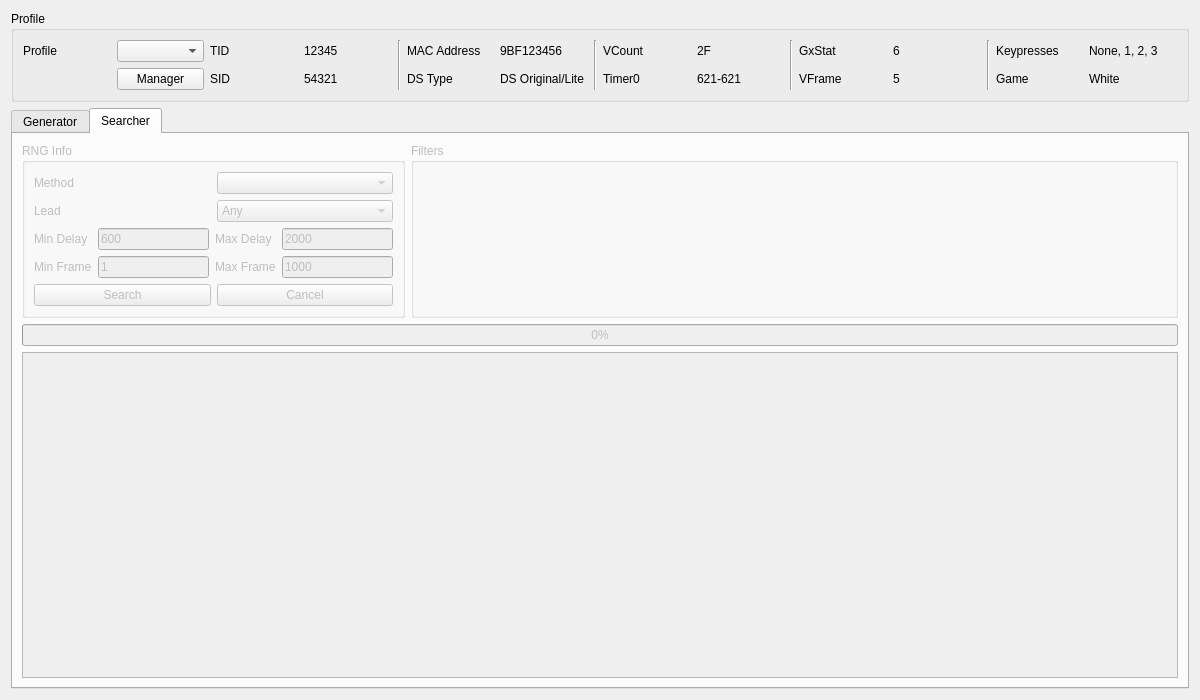
This is Forms/Gen5/Event5.ui in Admiral-Fish/PokeFinder as Qt 5 draws it before an edit. The edited form follows.
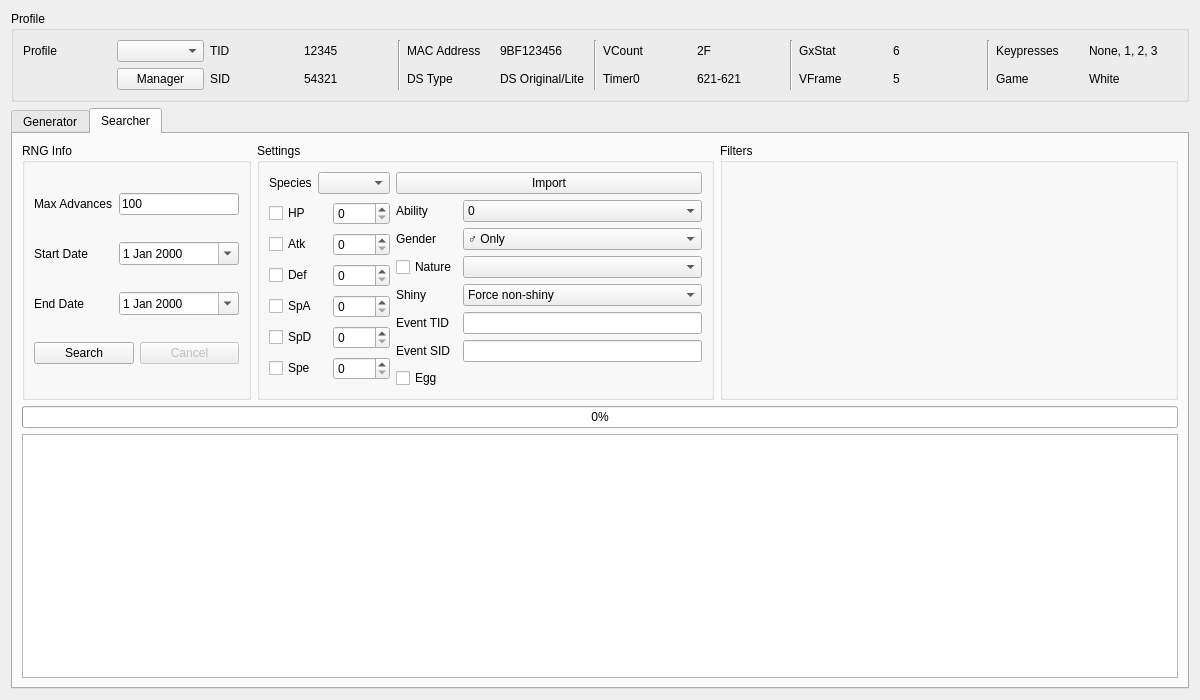
This is the edited form. The open tabs and pages were chosen to show the change. Custom widgets are drawn as their Qt base class.

Commit message: Gen 5 Event Searcher

```diff
--- a/Forms/Gen5/Event5.ui
+++ b/Forms/Gen5/Event5.ui
@@ -608,13 +608,257 @@
      </widget>
      <widget class="QWidget" name="tabSpreadSearcher">
       <property name="enabled">
-       <bool>false</bool>
+       <bool>true</bool>
       </property>
       <attribute name="title">
        <string>Searcher</string>
       </attribute>
-      <layout class="QGridLayout" name="gridLayout_9">
+      <layout class="QGridLayout" name="gridLayout_3">
        <item row="0" column="1">
+        <widget class="QGroupBox" name="groupBoxSearcherSettings">
+         <property name="sizePolicy">
+          <sizepolicy hsizetype="Preferred" vsizetype="Preferred">
+           <horstretch>2</horstretch>
+           <verstretch>0</verstretch>
+          </sizepolicy>
+         </property>
+         <property name="title">
+          <string>Settings</string>
+         </property>
+         <layout class="QGridLayout" name="gridLayout_13">
+          <item row="0" column="0">
+           <widget class="QLabel" name="labelSearcherSpecies">
+            <property name="text">
+             <string>Species</string>
+            </property>
+           </widget>
+          </item>
+          <item row="0" column="1">
+           <widget class="QComboBox" name="comboBoxSearcherSpecies"/>
+          </item>
+          <item row="1" column="0" colspan="2">
+           <layout class="QGridLayout" name="gridLayout_9">
+            <item row="1" column="0">
+             <widget class="QCheckBox" name="checkBoxSearcherAtk">
+              <property name="text">
+               <string>Atk</string>
+              </property>
+             </widget>
+            </item>
+            <item row="2" column="0">
+             <widget class="QCheckBox" name="checkBoxSearcherDef">
+              <property name="text">
+               <string>Def</string>
+              </property>
+             </widget>
+            </item>
+            <item row="4" column="0">
+             <widget class="QCheckBox" name="checkBoxSearcherSpD">
+              <property name="text">
+               <string>SpD</string>
+              </property>
+             </widget>
+            </item>
+            <item row="5" column="0">
+             <widget class="QCheckBox" name="checkBoxSearcherSpe">
+              <property name="text">
+               <string>Spe</string>
+              </property>
+             </widget>
+            </item>
+            <item row="0" column="0">
+             <widget class="QCheckBox" name="checkBoxSearcherHP">
+              <property name="text">
+               <string>HP</string>
+              </property>
+             </widget>
+            </item>
+            <item row="0" column="1">
+             <widget class="QSpinBox" name="spinBoxSearcherHP">
+              <property name="maximum">
+               <number>31</number>
+              </property>
+             </widget>
+            </item>
+            <item row="3" column="0">
+             <widget class="QCheckBox" name="checkBoxSearcherSpA">
+              <property name="text">
+               <string>SpA</string>
+              </property>
+             </widget>
+            </item>
+            <item row="5" column="1">
+             <widget class="QSpinBox" name="spinBoxSearcherSpe">
+              <property name="maximum">
+               <number>31</number>
+              </property>
+             </widget>
+            </item>
+            <item row="4" column="1">
+             <widget class="QSpinBox" name="spinBoxSearcherSpD">
+              <property name="maximum">
+               <number>31</number>
+              </property>
+             </widget>
+            </item>
+            <item row="3" column="1">
+             <widget class="QSpinBox" name="spinBoxSearcherSpA">
+              <property name="maximum">
+               <number>31</number>
+              </property>
+             </widget>
+            </item>
+            <item row="1" column="1">
+             <widget class="QSpinBox" name="spinBoxSearcherAtk">
+              <property name="maximum">
+               <number>31</number>
+              </property>
+             </widget>
+            </item>
+            <item row="2" column="1">
+             <widget class="QSpinBox" name="spinBoxSearcherDef">
+              <property name="maximum">
+               <number>31</number>
+              </property>
+             </widget>
+            </item>
+           </layout>
+          </item>
+          <item row="1" column="2">
+           <layout class="QGridLayout" name="gridLayout_14">
+            <item row="0" column="0">
+             <widget class="QLabel" name="labelSearcherAbility">
+              <property name="text">
+               <string>Ability</string>
+              </property>
+             </widget>
+            </item>
+            <item row="0" column="1">
+             <widget class="QComboBox" name="comboBoxSearcherAbility">
+              <item>
+               <property name="text">
+                <string notr="true">0</string>
+               </property>
+              </item>
+              <item>
+               <property name="text">
+                <string notr="true">1</string>
+               </property>
+              </item>
+              <item>
+               <property name="text">
+                <string notr="true">H</string>
+               </property>
+              </item>
+              <item>
+               <property name="text">
+                <string notr="true">0/1</string>
+               </property>
+              </item>
+             </widget>
+            </item>
+            <item row="1" column="0">
+             <widget class="QLabel" name="labelSearcherGender">
+              <property name="text">
+               <string>Gender</string>
+              </property>
+             </widget>
+            </item>
+            <item row="1" column="1">
+             <widget class="QComboBox" name="comboBoxSearcherGender">
+              <item>
+               <property name="text">
+                <string>♂ Only</string>
+               </property>
+              </item>
+              <item>
+               <property name="text">
+                <string>♀ Only</string>
+               </property>
+              </item>
+              <item>
+               <property name="text">
+                <string>Random</string>
+               </property>
+              </item>
+             </widget>
+            </item>
+            <item row="2" column="0">
+             <widget class="QCheckBox" name="checkBoxSearcherNature">
+              <property name="text">
+               <string>Nature</string>
+              </property>
+             </widget>
+            </item>
+            <item row="2" column="1">
+             <widget class="QComboBox" name="comboBoxSearcherNature"/>
+            </item>
+            <item row="3" column="0">
+             <widget class="QLabel" name="labelSearcherShiny">
+              <property name="text">
+               <string>Shiny</string>
+              </property>
+             </widget>
+            </item>
+            <item row="3" column="1">
+             <widget class="QComboBox" name="comboBoxSearcherShiny">
+              <item>
+               <property name="text">
+                <string>Force non-shiny</string>
+               </property>
+              </item>
+              <item>
+               <property name="text">
+                <string>Random</string>
+               </property>
+              </item>
+              <item>
+               <property name="text">
+                <string>Force shiny</string>
+               </property>
+              </item>
+             </widget>
+            </item>
+            <item row="4" column="0">
+             <widget class="QLabel" name="labelSearcherEventTID">
+              <property name="text">
+               <string>Event TID</string>
+              </property>
+             </widget>
+            </item>
+            <item row="4" column="1">
+             <widget class="TextBox" name="textBoxSearcherEventTID"/>
+            </item>
+            <item row="5" column="0">
+             <widget class="QLabel" name="labelSearcherEventSID">
+              <property name="text">
+               <string>Event SID</string>
+              </property>
+             </widget>
+            </item>
+            <item row="5" column="1">
+             <widget class="TextBox" name="textBoxSearcherEventSID"/>
+            </item>
+            <item row="6" column="0">
+             <widget class="QCheckBox" name="checkBoxSearcherEgg">
+              <property name="text">
+               <string>Egg</string>
+              </property>
+             </widget>
+            </item>
+           </layout>
+          </item>
+          <item row="0" column="2">
+           <widget class="QPushButton" name="pushButtonSearcherImport">
+            <property name="text">
+             <string>Import</string>
+            </property>
+           </widget>
+          </item>
+         </layout>
+        </widget>
+       </item>
+       <item row="0" column="2">
         <widget class="QGroupBox" name="groupBoxSearcherFilters">
          <property name="sizePolicy">
           <sizepolicy hsizetype="Preferred" vsizetype="Preferred">
@@ -632,7 +876,7 @@
          </layout>
         </widget>
        </item>
-       <item row="2" column="0" colspan="2">
+       <item row="2" column="0" colspan="3">
         <widget class="TableView" name="tableViewSearcher">
          <property name="contextMenuPolicy">
           <enum>Qt::CustomContextMenu</enum>
@@ -657,7 +901,7 @@
          </attribute>
         </widget>
        </item>
-       <item row="1" column="0" colspan="2">
+       <item row="1" column="0" colspan="3">
         <widget class="QProgressBar" name="progressBar">
          <property name="value">
           <number>0</number>
@@ -679,43 +923,41 @@
           <item row="0" column="0">
            <widget class="QLabel" name="labelSearcherMethod">
             <property name="text">
-             <string>Method</string>
+             <string>Max Advances</string>
+            </property>
+           </widget>
+          </item>
+          <item row="0" column="1">
+           <widget class="TextBox" name="textBoxSearcherMaxAdvances">
+            <property name="text">
+             <string notr="true">100</string>
+            </property>
+           </widget>
+          </item>
+          <item row="1" column="0">
+           <widget class="QLabel" name="labelSearcherStartDate">
+            <property name="text">
+             <string>Start Date</string>
             </property>
            </widget>
           </item>
           <item row="1" column="1">
-           <widget class="ComboBox" name="comboBoxSearcherLead">
-            <item>
-             <property name="text">
-              <string>Any</string>
-             </property>
-            </item>
-            <item>
-             <property name="text">
-              <string>Synchronize</string>
-             </property>
-            </item>
-            <item>
-             <property name="text">
-              <string>Cute Charm</string>
-             </property>
-            </item>
-            <item>
-             <property name="text">
-              <string>None</string>
-             </property>
-            </item>
+           <widget class="QDateEdit" name="dateEditSearcherStartDate">
+            <property name="calendarPopup">
+             <bool>true</bool>
+            </property>
            </widget>
           </item>
-          <item row="0" column="1">
-           <widget class="ComboBox" name="comboBoxSearcherMethod">
-            <property name="layoutDirection">
-             <enum>Qt::LeftToRight</enum>
+          <item row="2" column="0">
+           <widget class="QLabel" name="labelSearcherEndDate">
+            <property name="text">
+             <string>End Date</string>
             </property>
-            <property name="editable">
-             <bool>false</bool>
-            </property>
-            <property name="frame">
+           </widget>
+          </item>
+          <item row="2" column="1">
+           <widget class="QDateEdit" name="dateEditSearcherEndDate">
+            <property name="calendarPopup">
              <bool>true</bool>
             </property>
            </widget>
@@ -725,7 +967,7 @@
             <item>
              <widget class="QPushButton" name="pushButtonSearch">
               <property name="enabled">
-               <bool>false</bool>
+               <bool>true</bool>
               </property>
               <property name="text">
                <string>Search</string>
@@ -750,97 +992,6 @@
             </item>
            </layout>
           </item>
-          <item row="1" column="0">
-           <widget class="QLabel" name="labelSearcherLead">
-            <property name="text">
-             <string>Lead</string>
-            </property>
-           </widget>
-          </item>
-          <item row="2" column="0" colspan="2">
-           <layout class="QGridLayout" name="gridLayout_3">
-            <item row="0" column="0">
-             <widget class="QLabel" name="labelSearcherMinDelay">
-              <property name="text">
-               <string>Min Delay</string>
-              </property>
-             </widget>
-            </item>
-            <item row="0" column="1">
-             <widget class="TextBox" name="textBoxSearcherMinDelay">
-              <property name="inputMask">
-               <string/>
-              </property>
-              <property name="text">
-               <string notr="true">600</string>
-              </property>
-              <property name="maxLength">
-               <number>5</number>
-              </property>
-             </widget>
-            </item>
-            <item row="0" column="2">
-             <widget class="QLabel" name="labelSearcherMaxDelay">
-              <property name="text">
-               <string>Max Delay</string>
-              </property>
-             </widget>
-            </item>
-            <item row="0" column="3">
-             <widget class="TextBox" name="textBoxSearcherMaxDelay">
-              <property name="inputMask">
-               <string/>
-              </property>
-              <property name="text">
-               <string notr="true">2000</string>
-              </property>
-              <property name="maxLength">
-               <number>5</number>
-              </property>
-             </widget>
-            </item>
-            <item row="1" column="0">
-             <widget class="QLabel" name="labelSearcherMinFrame">
-              <property name="text">
-               <string>Min Frame</string>
-              </property>
-             </widget>
-            </item>
-            <item row="1" column="1">
-             <widget class="TextBox" name="textBoxSearcherMinFrame">
-              <property name="inputMask">
-               <string/>
-              </property>
-              <property name="text">
-               <string notr="true">1</string>
-              </property>
-              <property name="maxLength">
-               <number>5</number>
-              </property>
-             </widget>
-            </item>
-            <item row="1" column="2">
-             <widget class="QLabel" name="labelSearcherMaxFrame">
-              <property name="text">
-               <string>Max Frame</string>
-              </property>
-             </widget>
-            </item>
-            <item row="1" column="3">
-             <widget class="TextBox" name="textBoxSearcherMaxFrame">
-              <property name="inputMask">
-               <string/>
-              </property>
-              <property name="text">
-               <string notr="true">1000</string>
-              </property>
-              <property name="maxLength">
-               <number>5</number>
-              </property>
-             </widget>
-            </item>
-           </layout>
-          </item>
          </layout>
         </widget>
        </item>
@@ -861,11 +1012,6 @@
    <extends>QTableView</extends>
    <header>Forms/Controls/TableView.hpp</header>
   </customwidget>
-  <customwidget>
-   <class>ComboBox</class>
-   <extends>QComboBox</extends>
-   <header>Forms/Controls/ComboBox.hpp</header>
-  </customwidget>
   <customwidget>
    <class>Filter</class>
    <extends>QWidget</extends>
```
Left out of the diff: 65 changed lines with no effect on the pictures. The commit also changes 17 other files.
